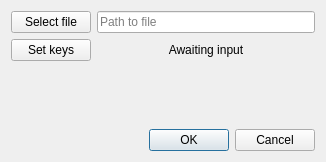
Above: ui/layouts/AddEditFileDialog.ui from IMatynia/epicki-soundboard-v3 before the change. Below: the same form after it.
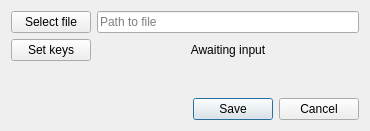
That is the form after the change.

Commit message: initial add edit from file dialog window

What changed in the file:
```diff
--- a/ui/layouts/AddEditFileDialog.ui
+++ b/ui/layouts/AddEditFileDialog.ui
@@ -6,8 +6,8 @@
    <rect>
     <x>0</x>
     <y>0</y>
-    <width>326</width>
-    <height>162</height>
+    <width>370</width>
+    <height>131</height>
    </rect>
   </property>
   <property name="windowTitle">
@@ -16,6 +16,9 @@
   <layout class="QVBoxLayout" name="verticalLayout">
    <item>
     <layout class="QFormLayout" name="formLayout">
+     <property name="sizeConstraint">
+      <enum>QLayout::SetMaximumSize</enum>
+     </property>
      <item row="0" column="1">
       <widget class="QLineEdit" name="leFilePath">
        <property name="toolTip">
@@ -50,17 +53,57 @@
        </property>
       </widget>
      </item>
+     <item row="2" column="1">
+      <spacer name="verticalSpacer">
+       <property name="orientation">
+        <enum>Qt::Vertical</enum>
+       </property>
+       <property name="sizeHint" stdset="0">
+        <size>
+         <width>20</width>
+         <height>40</height>
+        </size>
+       </property>
+      </spacer>
+     </item>
     </layout>
    </item>
    <item>
-    <widget class="QDialogButtonBox" name="buttonBox">
-     <property name="orientation">
-      <enum>Qt::Horizontal</enum>
+    <layout class="QHBoxLayout" name="horizontalLayout">
+     <property name="sizeConstraint">
+      <enum>QLayout::SetMinimumSize</enum>
      </property>
-     <property name="standardButtons">
-      <set>QDialogButtonBox::Cancel|QDialogButtonBox::Ok</set>
-     </property>
-    </widget>
+     <item>
+      <spacer name="horizontalSpacer">
+       <property name="orientation">
+        <enum>Qt::Horizontal</enum>
+       </property>
+       <property name="sizeHint" stdset="0">
+        <size>
+         <width>40</width>
+         <height>20</height>
+        </size>
+       </property>
+      </spacer>
+     </item>
+     <item>
+      <widget class="QPushButton" name="bSave">
+       <property name="text">
+        <string>Save</string>
+       </property>
+       <property name="default">
+        <bool>true</bool>
+       </property>
+      </widget>
+     </item>
+     <item>
+      <widget class="QPushButton" name="bCancel">
+       <property name="text">
+        <string>Cancel</string>
+       </property>
+      </widget>
+     </item>
+    </layout>
    </item>
   </layout>
  </widget>
```
Left out of the diff: 35 changed lines with no effect on the pictures. The commit also changes 2 other files.
